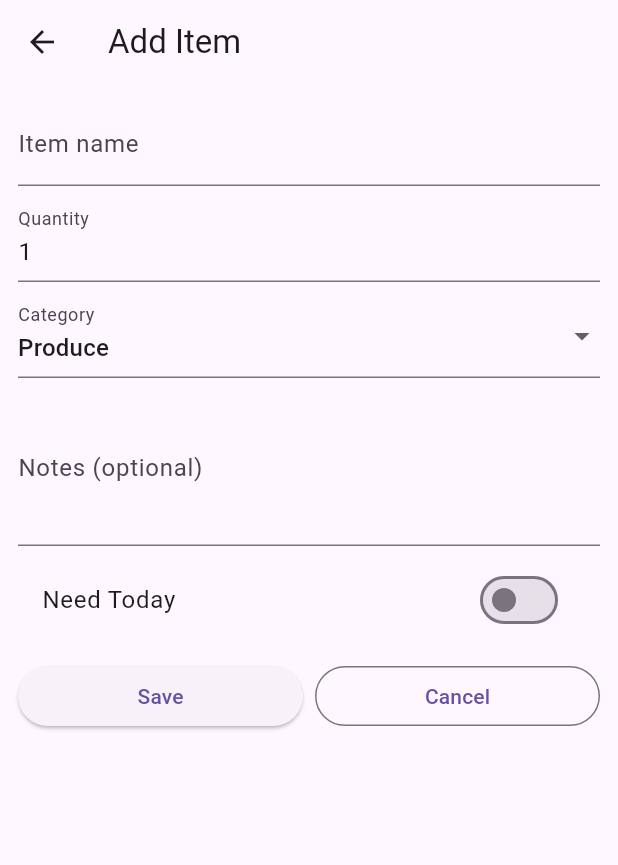
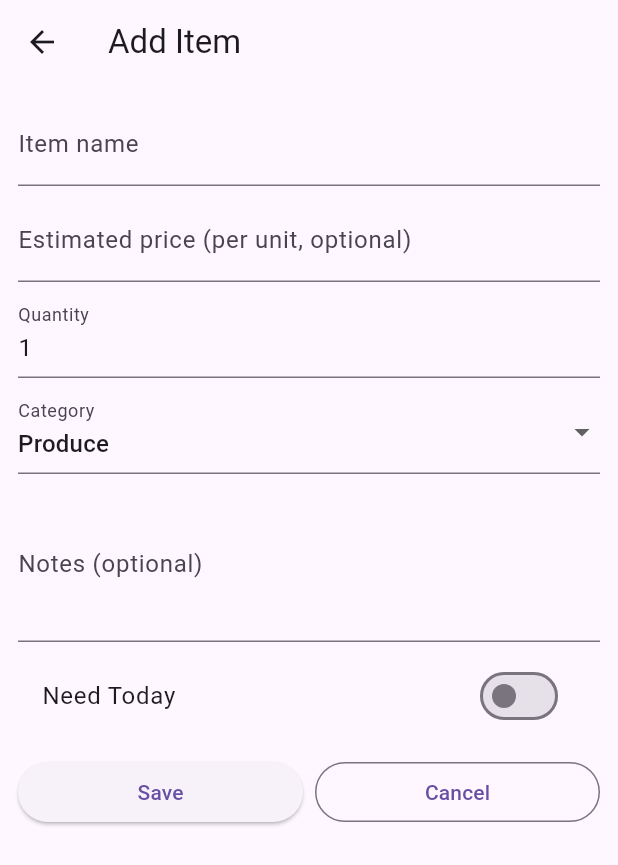
Before and after one commit to funkywhale/project01_groceryapp, a Flutter app: the screen it shows after launch, after a tap on the "add" icon, on a phone screen of 412 x 824 dp. Shown: the top 865 px of the screen. Run offline on Flutter 3.47's test engine with Material 3 defaults, Android fonts, the phone set to English and light mode, and no system bars; our stand-ins replace shared_preferences.

Commit message:
Added price to model, price in list view, and estimated total calculator

```diff
--- a/lib/main.dart
+++ b/lib/main.dart
@@ -5,7 +5,7 @@ import 'screens/main_tabs.dart';
 void main() => runApp(const MyApp());
 
 class MyApp extends StatefulWidget {
-  const MyApp({Key? key}) : super(key: key);
+  const MyApp({super.key});
 
   @override
   State<MyApp> createState() => _MyAppState();
@@ -18,6 +18,7 @@ class _MyAppState extends State<MyApp> {
   void initState() {
     super.initState();
     model.addListener(() => setState(() {}));
+    model.loadFromPrefs();
   }
 
   @override
--- a/lib/models/grocery_item.dart
+++ b/lib/models/grocery_item.dart
@@ -4,6 +4,7 @@ class GroceryItem {
   final int quantity;
   final String category;
   final String? notes;
+  final double? price;
   final bool priority;
   final bool purchased;
   final DateTime createdAt;
@@ -14,6 +15,7 @@ class GroceryItem {
     required this.quantity,
     required this.category,
     this.notes,
+    this.price,
     this.priority = false,
     this.purchased = false,
     DateTime? createdAt,
@@ -25,6 +27,7 @@ class GroceryItem {
     int? quantity,
     String? category,
     String? notes,
+    double? price,
     bool? priority,
     bool? purchased,
     DateTime? createdAt,
@@ -35,6 +38,7 @@ class GroceryItem {
       quantity: quantity ?? this.quantity,
       category: category ?? this.category,
       notes: notes ?? this.notes,
+      price: price ?? this.price,
       priority: priority ?? this.priority,
       purchased: purchased ?? this.purchased,
       createdAt: createdAt ?? this.createdAt,
@@ -47,6 +51,7 @@ class GroceryItem {
     'quantity': quantity,
     'category': category,
     'notes': notes,
+    'price': price,
     'priority': priority,
     'purchased': purchased,
     'createdAt': createdAt.toIso8601String(),
@@ -58,6 +63,9 @@ class GroceryItem {
     quantity: j['quantity'] as int,
     category: j['category'] as String,
     notes: j['notes'] as String?,
+    price: (j['price'] is num)
+        ? (j['price'] as num).toDouble()
+        : (j['price'] == null ? null : double.tryParse(j['price'].toString())),
     priority: j['priority'] as bool? ?? false,
     purchased: j['purchased'] as bool? ?? false,
     createdAt: DateTime.parse(j['createdAt'] as String),
--- a/lib/models/grocery_list_model.dart
+++ b/lib/models/grocery_list_model.dart
@@ -1,16 +1,18 @@
 import 'dart:collection';
+import 'dart:convert';
 import 'package:flutter/foundation.dart';
+import 'package:shared_preferences/shared_preferences.dart';
 import 'grocery_item.dart';
 
 class GroceryListModel extends ChangeNotifier {
   final List<GroceryItem> _items = [];
-
 
   UnmodifiableListView<GroceryItem> get items => UnmodifiableListView(_items);
 
   void addItem(GroceryItem item) {
     _items.add(item);
     notifyListeners();
+    _saveToPrefs();
   }
 
   GroceryItem createAndAdd({
@@ -19,6 +21,7 @@ class GroceryListModel extends ChangeNotifier {
     required String category,
     String? notes,
     bool priority = false,
+    double? price,
   }) {
     final item = GroceryItem(
       id: DateTime.now().microsecondsSinceEpoch.toString(),
@@ -26,6 +29,7 @@ class GroceryListModel extends ChangeNotifier {
       quantity: quantity,
       category: category,
       notes: notes,
+      price: price,
       priority: priority,
     );
     addItem(item);
@@ -37,12 +41,14 @@ class GroceryListModel extends ChangeNotifier {
     if (idx != -1) {
       _items[idx] = updated;
       notifyListeners();
+      _saveToPrefs();
     }
   }
 
   void removeItem(String id) {
     _items.removeWhere((e) => e.id == id);
     notifyListeners();
+    _saveToPrefs();
   }
 
   void togglePurchased(String id) {
@@ -51,6 +57,49 @@ class GroceryListModel extends ChangeNotifier {
       final it = _items[idx];
       _items[idx] = it.copyWith(purchased: !it.purchased);
       notifyListeners();
+      _saveToPrefs();
+    }
+  }
+
+  double totalEstimatedPrice({String? category}) {
+    final list = search(category: category);
+    double total = 0.0;
+    for (final it in list) {
+      final p = it.price ?? 0.0;
+      total += p * it.quantity;
+    }
+    return total;
+  }
+
+  static const _prefsKey = 'grocery_items_v1';
+
+  Future<void> _saveToPrefs() async {
+    try {
+      final prefs = await SharedPreferences.getInstance();
+      final jsonList = _items.map((e) => e.toJson()).toList();
+      await prefs.setString(_prefsKey, jsonEncode(jsonList));
+    } catch (_) {
+      // ignore
+    }
+  }
+
+  Future<void> loadFromPrefs() async {
+    try {
+      final prefs = await SharedPreferences.getInstance();
+      final s = prefs.getString(_prefsKey);
+      if (s == null) return;
+      final List<dynamic> arr = jsonDecode(s) as List<dynamic>;
+      _items.clear();
+      for (final e in arr) {
+        if (e is Map<String, dynamic>) {
+          _items.add(GroceryItem.fromJson(e));
+        } else if (e is Map) {
+          _items.add(GroceryItem.fromJson(Map<String, dynamic>.from(e)));
+        }
+      }
+      notifyListeners();
+    } catch (_) {
+      // ignore
     }
   }
 
@@ -65,14 +114,16 @@ class GroceryListModel extends ChangeNotifier {
   List<GroceryItem> search({String? query, String? category}) {
     final q = query?.toLowerCase();
     return _items.where((it) {
-      if (category != null && category.isNotEmpty && it.category != category)
+      if (category != null && category.isNotEmpty && it.category != category) {
         return false;
-      if (q == null || q.isEmpty) return true;
+      }
+      if (q == null || q.isEmpty) {
+        return true;
+      }
       return it.name.toLowerCase().contains(q) ||
           (it.notes ?? '').toLowerCase().contains(q);
     }).toList();
   }
-
 
   Map<String, List<GroceryItem>> groupByCategory({
     String? query,
--- a/lib/screens/add_edit_screen.dart
+++ b/lib/screens/add_edit_screen.dart
@@ -6,8 +6,7 @@ class AddEditScreen extends StatefulWidget {
   final GroceryListModel model;
   final GroceryItem? item;
 
-  const AddEditScreen({Key? key, required this.model, this.item})
-    : super(key: key);
+  const AddEditScreen({super.key, required this.model, this.item});
 
   @override
   State<AddEditScreen> createState() => _AddEditScreenState();
@@ -18,6 +17,7 @@ class _AddEditScreenState extends State<AddEditScreen> {
   final _nameCtl = TextEditingController();
   final _qtyCtl = TextEditingController(text: '1');
   final _notesCtl = TextEditingController();
+  final _priceCtl = TextEditingController();
   String _category = 'Produce';
   bool _priority = false;
 
@@ -25,9 +25,13 @@ class _AddEditScreenState extends State<AddEditScreen> {
     'Produce',
     'Dairy',
     'Bakery',
+    'Seafood',
+    'Meat',
+    'Frozen',
     'Snacks',
     'Beverages',
     'Household',
+    'Condiments',
   ];
 
   @override
@@ -38,6 +42,7 @@ class _AddEditScreenState extends State<AddEditScreen> {
       _nameCtl.text = it.name;
       _qtyCtl.text = it.quantity.toString();
       _notesCtl.text = it.notes ?? '';
+      _priceCtl.text = it.price?.toString() ?? '';
       _category = it.category;
       _priority = it.priority;
     }
@@ -48,6 +53,7 @@ class _AddEditScreenState extends State<AddEditScreen> {
     _nameCtl.dispose();
     _qtyCtl.dispose();
     _notesCtl.dispose();
+    _priceCtl.dispose();
     super.dispose();
   }
 
@@ -55,6 +61,7 @@ class _AddEditScreenState extends State<AddEditScreen> {
     if (!_formKey.currentState!.validate()) return;
     final name = _nameCtl.text.trim();
     final qty = int.tryParse(_qtyCtl.text) ?? 1;
+    final price = double.tryParse(_priceCtl.text) ?? 0.0;
 
     if (widget.item == null) {
       widget.model.createAndAdd(
@@ -63,6 +70,7 @@ class _AddEditScreenState extends State<AddEditScreen> {
         category: _category,
         notes: _notesCtl.text.trim(),
         priority: _priority,
+        price: price,
       );
     } else {
       final updated = widget.item!.copyWith(
@@ -70,6 +78,7 @@ class _AddEditScreenState extends State<AddEditScreen> {
         quantity: qty,
         category: _category,
         notes: _notesCtl.text.trim(),
+        price: price,
         priority: _priority,
       );
       widget.model.updateItem(widget.item!.id, updated);
@@ -94,6 +103,22 @@ class _AddEditScreenState extends State<AddEditScreen> {
                 decoration: const InputDecoration(labelText: 'Item name'),
                 validator: (v) =>
                     (v == null || v.trim().isEmpty) ? 'Enter a name' : null,
+              ),
+              const SizedBox(height: 8),
+              TextFormField(
+                controller: _priceCtl,
+                decoration: const InputDecoration(
+                  labelText: 'Estimated price (per unit, optional)',
+                ),
+                keyboardType: const TextInputType.numberWithOptions(
+                  decimal: true,
+                ),
+                validator: (v) {
+                  if (v == null || v.isEmpty) return null;
+                  final n = double.tryParse(v);
+                  if (n == null || n < 0) return 'Enter a valid price';
+                  return null;
+                },
               ),
               const SizedBox(height: 8),
               TextFormField(
--- a/lib/screens/category_screen.dart
+++ b/lib/screens/category_screen.dart
@@ -4,7 +4,7 @@ import '../models/grocery_list_model.dart';
 class CategoryScreen extends StatelessWidget {
   final GroceryListModel model;
 
-  const CategoryScreen({Key? key, required this.model}) : super(key: key);
+  const CategoryScreen({super.key, required this.model});
 
   @override
   Widget build(BuildContext context) {
--- a/lib/screens/main_tabs.dart
+++ b/lib/screens/main_tabs.dart
@@ -6,7 +6,7 @@ import '../widgets/grocery_tile.dart';
 class MainTabs extends StatefulWidget {
   final GroceryListModel model;
 
-  const MainTabs({Key? key, required this.model}) : super(key: key);
+  const MainTabs({super.key, required this.model});
 
   @override
   State<MainTabs> createState() => _MainTabsState();
@@ -80,8 +80,7 @@ class HomeTab extends StatefulWidget {
   final GroceryListModel model;
   final String? selectedCategory;
 
-  const HomeTab({Key? key, required this.model, this.selectedCategory})
-    : super(key: key);
+  const HomeTab({super.key, required this.model, this.selectedCategory});
 
   @override
   State<HomeTab> createState() => _HomeTabState();
@@ -111,6 +110,14 @@ class _HomeTabState extends State<HomeTab> {
       query: _search,
       category: _filterCategory,
     );
+    final visible = widget.model.search(
+      query: _search,
+      category: _filterCategory,
+    );
+    final total = visible.fold<double>(
+      0.0,
+      (acc, it) => acc + ((it.price ?? 0.0) * it.quantity),
+    );
 
     return Padding(
       padding: const EdgeInsets.all(8.0),
@@ -124,6 +131,20 @@ class _HomeTabState extends State<HomeTab> {
               isDense: true,
             ),
             onChanged: (v) => setState(() => _search = v),
+          ),
+          const SizedBox(height: 8),
+          Row(
+            mainAxisAlignment: MainAxisAlignment.spaceBetween,
+            children: [
+              Text(
+                'Estimated total',
+                style: Theme.of(context).textTheme.bodyLarge,
+              ),
+              Text(
+                '\$${total.toStringAsFixed(2)}',
+                style: Theme.of(context).textTheme.titleMedium,
+              ),
+            ],
           ),
           const SizedBox(height: 8),
           Expanded(
@@ -183,8 +204,7 @@ class CategoryTab extends StatelessWidget {
   final GroceryListModel model;
   final void Function(String?) onSelected;
 
-  const CategoryTab({Key? key, required this.model, required this.onSelected})
-    : super(key: key);
+  const CategoryTab({super.key, required this.model, required this.onSelected});
 
   @override
   Widget build(BuildContext context) {
@@ -212,7 +232,7 @@ class CategoryTab extends StatelessWidget {
 }
 
 class SettingsTab extends StatelessWidget {
-  const SettingsTab({Key? key}) : super(key: key);
+  const SettingsTab({super.key});
 
   @override
   Widget build(BuildContext context) {
```
Also changed, not shown: lib/screens/home_screen.dart (+6 -3 lines), lib/widgets/grocery_tile.dart (+17 -3 lines).
